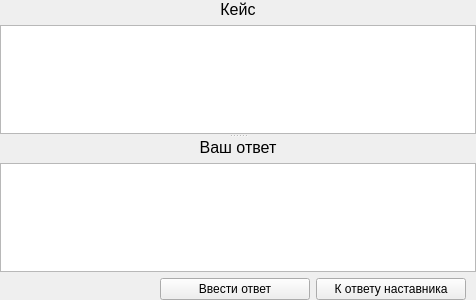
Qt form training/questionpage.ui (TheMrButcher/offline-mentor) before a commit.
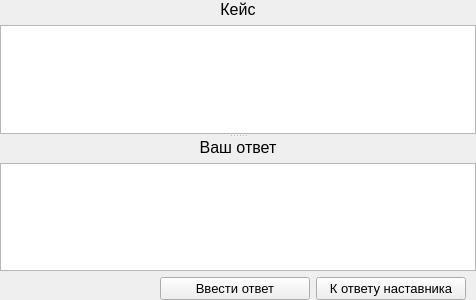
The same form after that commit. Icons and pictures are not drawn.

The edit to the form file:
```diff
--- a/training/questionpage.ui
+++ b/training/questionpage.ui
@@ -75,6 +75,12 @@
        </item>
        <item>
         <widget class="QTextEdit" name="answerEdit">
+         <property name="font">
+          <font>
+           <family>Times New Roman</family>
+           <pointsize>14</pointsize>
+          </font>
+         </property>
          <property name="acceptRichText">
           <bool>false</bool>
          </property>
@@ -123,6 +129,11 @@
          <height>0</height>
         </size>
        </property>
+       <property name="font">
+        <font>
+         <pointsize>10</pointsize>
+        </font>
+       </property>
        <property name="text">
         <string>Ввести ответ</string>
        </property>
@@ -140,6 +151,11 @@
          <height>0</height>
         </size>
        </property>
+       <property name="font">
+        <font>
+         <pointsize>10</pointsize>
+        </font>
+       </property>
        <property name="text">
         <string>К ответу наставника</string>
        </property>
```
Left out of the diff: 9 changed lines with no effect on the pictures.
